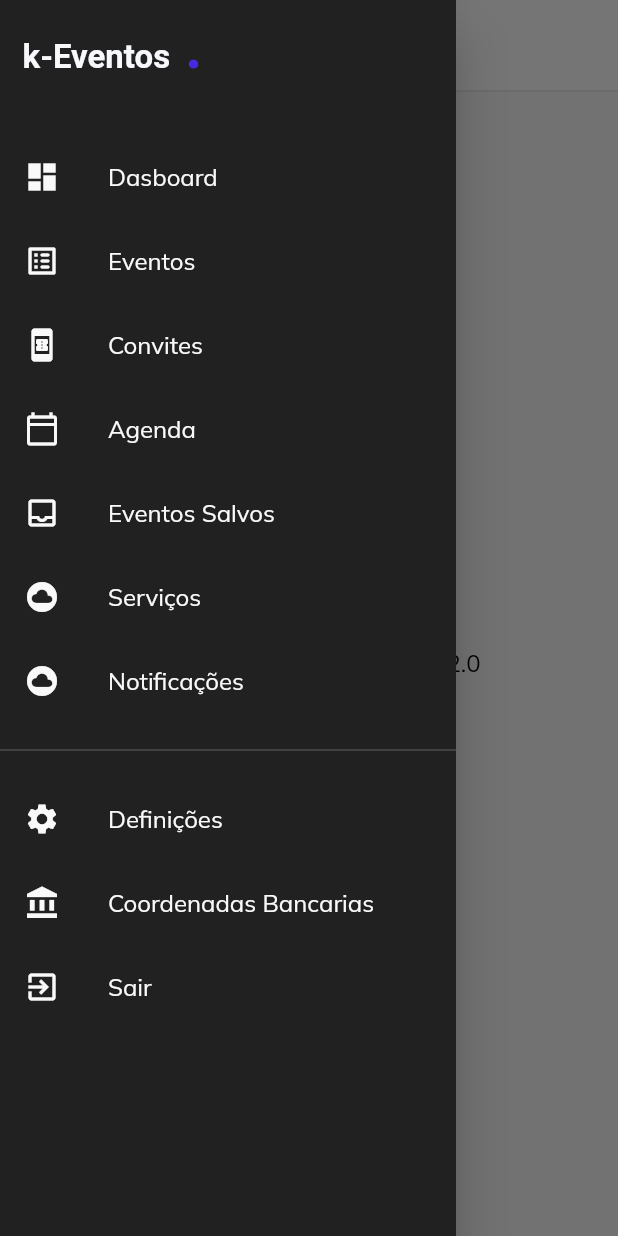
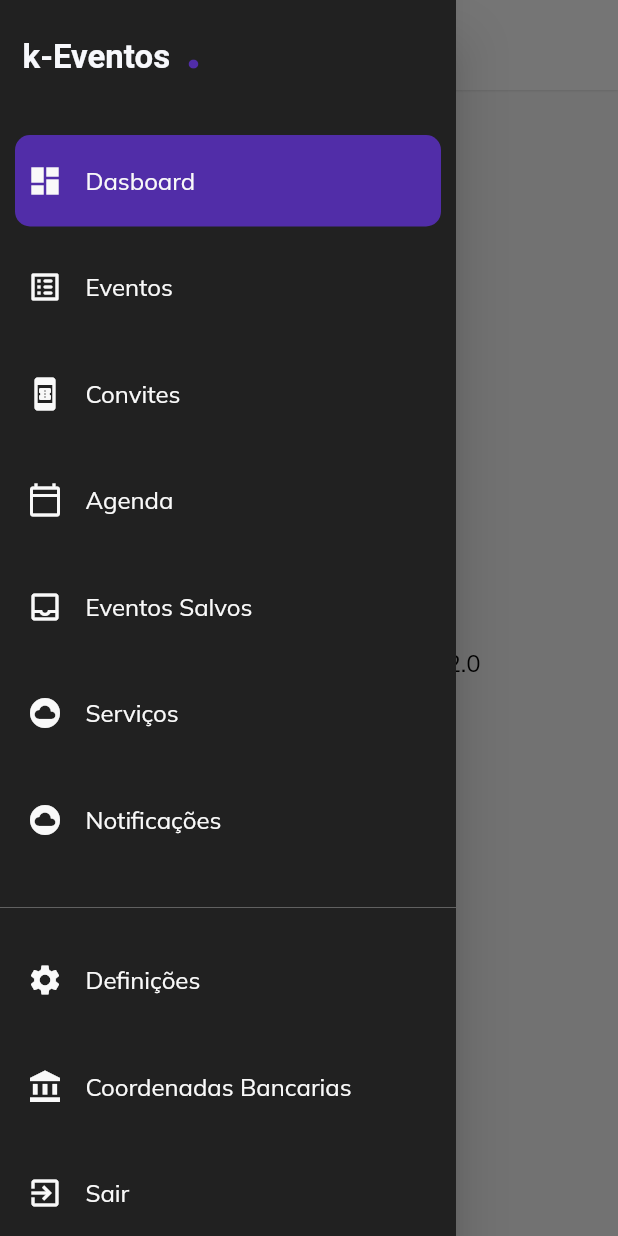
Before and after one commit to kiaricode/k_events_admin, a Flutter app: the screen it shows after launch, with the side drawer open, on a phone screen of 412 x 824 dp. Run offline on Flutter 3.47's test engine with Material 2 defaults, Android fonts, the phone set to English and light mode, and no system bars; our stand-ins replace google_fonts; Roboto replaces fonts that are missing (Asap).

Commit message:
clean up

```diff
--- a/lib/src/app_widget.dart
+++ b/lib/src/app_widget.dart
@@ -14,7 +14,9 @@ class AppWidget extends StatelessWidget {
       title: "Dasboard",
       theme: ThemeData(
         scaffoldBackgroundColor: AppColors.lightBackground,
-        primaryColor: Colors.blue,
+        primaryColor: AppColors.activeLight,
+        //  primaryColor: AppColors.primary,
+        primarySwatch: AppColors.mPrimaryColor,
         textTheme: GoogleFonts.mulishTextTheme(Theme.of(context).textTheme)
             .apply(bodyColor: Colors.black),
         pageTransitionsTheme: const PageTransitionsTheme(builders: {
--- a/lib/src/controllers/menu_controller.dart
+++ b/lib/src/controllers/menu_controller.dart
@@ -9,10 +9,12 @@ class MenuController extends ChangeNotifier {
 
   changeActiveItemTo(String itemName) {
     activeItem = itemName;
+    notifyListeners();
   }
 
   onHover(String itemName) {
     if (!isActive(itemName)) hoverItem = itemName;
+    notifyListeners();
   }
 
   bool isActive(String itemName) => activeItem == itemName;
--- a/lib/src/shared/themes/app_colors.dart
+++ b/lib/src/shared/themes/app_colors.dart
@@ -1,4 +1,5 @@
 import 'package:flutter/cupertino.dart';
+import 'package:flutter/material.dart';
 
 class AppColors {
   static const Color light = Color(0xFFF7F8FC);
@@ -9,5 +10,22 @@ class AppColors {
   static const Color dark1 = Color(0xFF363740);
   static const Color activeLight = Color(0xFF512DA8);
   static const Color activeDark = Color(0xFF271D66);
+  static const Color activeDark3 = Color(0xFF442BDF);
   static const Color activeDark2 = Color(0xFF37298D);
+
+  static const MaterialColor mPrimaryColor = MaterialColor(
+    0xFF442BDF,
+    <int, Color>{
+      50: Color(0xFF442BDF),
+      100: Color(0xFFA4A4BF),
+      200: Color(0xFFA4A4BF),
+      300: Color(0xFF9191B3),
+      400: Color(0xFF7F7FA6),
+      500: Color(0xFF181861),
+      600: Color(0xFF6D6D99),
+      700: Color(0xFF5B5B8D),
+      800: Color(0xFF494980),
+      900: Color(0xFF181861),
+    },
+  );
 }
--- a/lib/src/shared/widgets/large_screen/large_screen_dashboard.dart
+++ b/lib/src/shared/widgets/large_screen/large_screen_dashboard.dart
@@ -2,7 +2,9 @@ import 'package:flutter/material.dart';
 import 'package:k_events_admin/src/controllers/menu_controller.dart';
 import 'package:provider/provider.dart';
 
+import '../../themes/app_colors.dart';
 import '../custom_text.dart';
+import '../sidebar/menu_item.dart';
 
 class LargeScreenDashboard extends StatelessWidget {
   const LargeScreenDashboard({
@@ -16,11 +18,13 @@ class LargeScreenDashboard extends StatelessWidget {
   @override
   Widget build(BuildContext context) {
     var state = context.watch<MenuController>();
-    return Expanded(
-      child: Center(
-          child: CustomText(
-              text:
-                  "Large Screen with width: $_width and collapsed is ${state.isOpen}")),
+    return Column(
+      children: [
+        const SizedBox(height: 20),
+        CustomText(
+            text:
+                "Large Screen with width: $_width and collapsed is ${state.isOpen}"),
+      ],
     );
   }
 }
--- a/lib/src/shared/widgets/sidebar/full_logo_header.dart
+++ b/lib/src/shared/widgets/sidebar/full_logo_header.dart
@@ -28,7 +28,7 @@ class FullLogoHeader extends StatelessWidget {
                     TextSpan(
                         text: " .",
                         style: TextStyle(
-                          color: Color(0xFF442BDF),
+                          color: AppColors.activeLight,
                           fontWeight: FontWeight.bold,
                           fontSize: 40,
                         ))
--- a/lib/src/shared/widgets/sidebar/get_menus.dart
+++ b/lib/src/shared/widgets/sidebar/get_menus.dart
@@ -11,7 +11,6 @@ class GetMenus extends StatelessWidget {
 
   @override
   Widget build(BuildContext context) {
-
     return SingleChildScrollView(
       child: Column(
         children: [
--- a/lib/src/shared/widgets/sidebar/menu_item.dart
+++ b/lib/src/shared/widgets/sidebar/menu_item.dart
@@ -18,12 +18,52 @@ class MenuItem extends StatelessWidget {
   @override
   Widget build(BuildContext context) {
     final state = context.watch<MenuController>();
+    var DisplayText = state.isOpen
+        ? CustomText(text: name, color: AppColors.lightBackground)
+        : null;
 
-    return ListTile(
-      leading: Icon(iconData, color: AppColors.lightBackground),
-      title: state.isOpen
-          ? CustomText(text: name, color: AppColors.lightBackground)
-          : null,
+    return Container(
+      color: Colors.transparent,
+      margin: const EdgeInsets.only(right: 10, left: 10, bottom: 10),
+      child: Center(
+        child: TextButton(
+          onPressed: () {
+            state.changeActiveItemTo(name);
+          },
+          style: TextButton.styleFrom(
+            backgroundColor:
+                state.isActive(name) ? AppColors.activeLight : null,
+            shape: RoundedRectangleBorder(
+              borderRadius: BorderRadius.circular(10),
+            ),
+          ),
+          child: SizedBox(
+            height: 45,
+            child: Row(
+              children: [
+                Icon(iconData, color: AppColors.lightBackground),
+                Visibility(
+                  visible: state.isOpen,
+                  child: Padding(
+                    padding: const EdgeInsets.only(left: 15),
+                    child: CustomText(
+                        text: name, color: AppColors.lightBackground),
+                  ),
+                )
+              ],
+            ),
+          ),
+        ),
+      ),
     );
   }
 }
+
+
+// ListTile(
+//             contentPadding: EdgeInsets.zero,
+//             leading: Icon(iconData, color: AppColors.lightBackground),
+//             title: state.isOpen
+//                 ? CustomText(text: name, color: AppColors.lightBackground)
+//                 : null,
+//           )
```
